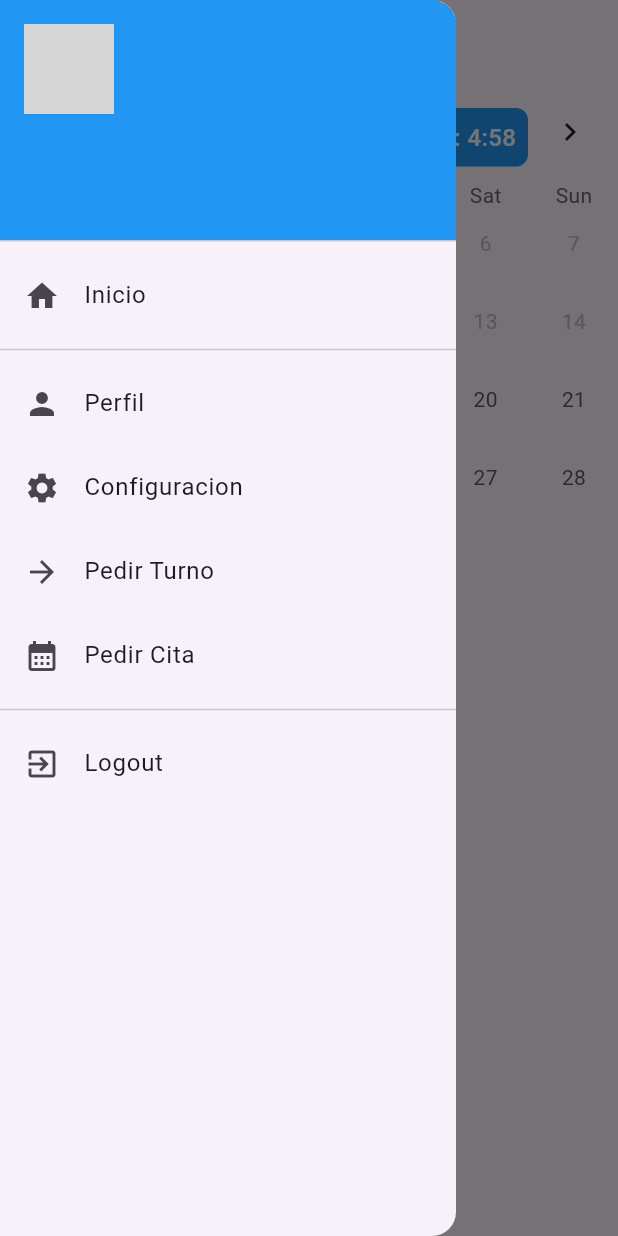
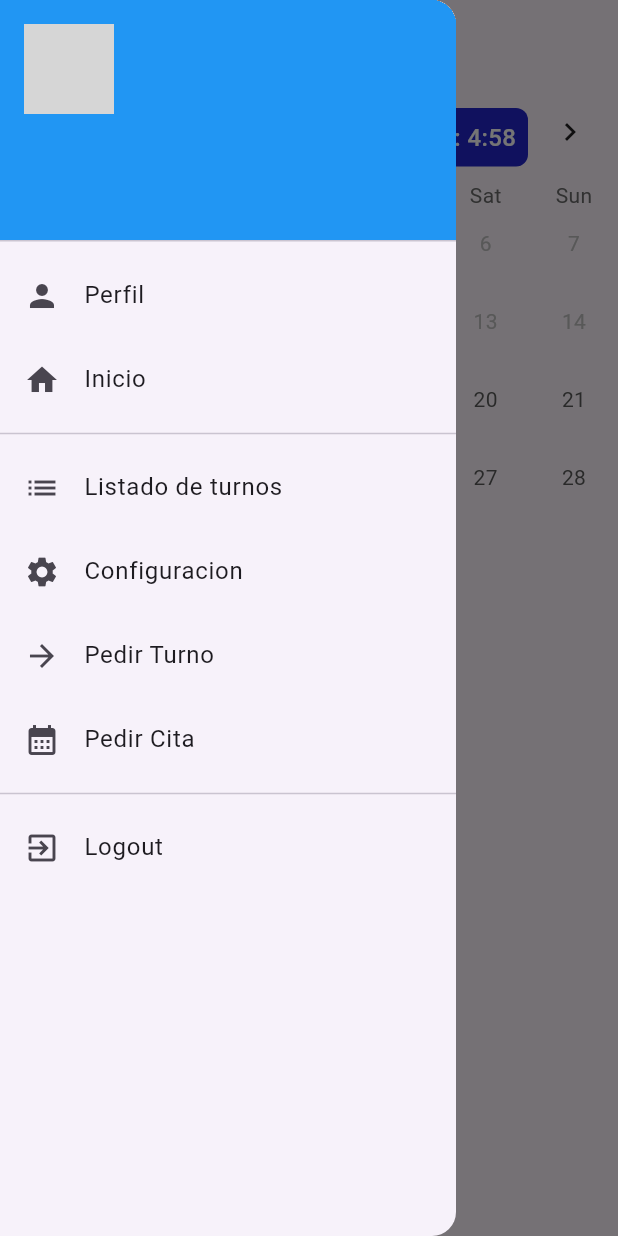
Before and after one commit to EduardoCong/TurnosAmerisa, a Flutter app: the Calendar screen opened by its route, with the side drawer open, on a phone screen of 412 x 824 dp. Run offline on Flutter 3.47's test engine with Material 3 defaults, Android fonts, the phone set to English and light mode, and no system bars; drawn by our look-alikes of table_calendar; our stand-ins replace awesome_dialog, device_info_plus, firebase_core, firebase_messaging, flutter_rating_bar, shared_preferences; accounts and stored records are empty; network calls fail; grey boxes are pictures that could not be loaded.

Commit message:
'listaturnodone'

```diff
--- a/lib/main.dart
+++ b/lib/main.dart
@@ -3,6 +3,7 @@ import 'package:provider/provider.dart';
 import 'package:shared_preferences/shared_preferences.dart';
 import 'package:turnos_amerisa/api/firebase_api.dart';
 import 'package:turnos_amerisa/firebase_options.dart';
+import 'package:turnos_amerisa/model/turnos.dart';
 import 'package:turnos_amerisa/pages/calendar/calendar_screen.dart';
 import 'package:turnos_amerisa/pages/home/config_drawer.dart';
 import 'package:turnos_amerisa/pages/home/home_screen.dart';
@@ -18,6 +19,7 @@ import 'package:turnos_amerisa/services/ver_turnos_service.dart';
 
   void main() async {
     WidgetsFlutterBinding.ensureInitialized();
+    await FirebaseApi().getDeviceId();
     // await Firebase.initializeApp(options: DefaultFirebaseOptions.currentPlatform);
     // await FirebaseApi().initNotifications();
     runApp(MyApp());
@@ -43,7 +45,7 @@ import 'package:turnos_amerisa/services/ver_turnos_service.dart';
               darkTheme: notifier.isDark? notifier.darkTheme : notifier.lightTheme,
               theme: notifier.lightTheme,
               title: 'Flutter Demo',
-              initialRoute: '/',
+              // initialRoute: '/',
               routes: {
                 '/': (context) => SplashScreen(),
                 '/login': (context) => SignInScreen(),
@@ -54,6 +56,7 @@ import 'package:turnos_amerisa/services/ver_turnos_service.dart';
                 '/turno': (context) => GenerarTurnoView(),
                 '/vercita': (context) => CitaQueueScreen(),
                 '/config': (context) => ConfiguracionView(),
+                '/listurno': (context) => TurnosVer()
               },
             );
           },
--- a/lib/pages/home/drawer_screen.dart
+++ b/lib/pages/home/drawer_screen.dart
@@ -5,7 +5,7 @@ import 'package:turnos_amerisa/model/sharedPreferences.dart';
 
 
 class CustomDrawer extends StatefulWidget {
-  const CustomDrawer({super.key});
+ CustomDrawer({super.key});
 
   @override
   State<CustomDrawer> createState() => _CustomDrawerState();
@@ -39,13 +39,14 @@ class _CustomDrawerState extends State<CustomDrawer> {
         padding: EdgeInsets.zero,
         children: [
           drawer(),
+          profiletitle(context),
           hometitle(context),
-          const Divider(),
-          profiletitle(context),
+         Divider(),
+          listTurnos(context),
           configMode(context),
           pedirTurno(context),
           pedirCita(context),
-          const Divider(),
+         Divider(),
           logouttitle(context)
         ],
       ),
@@ -80,17 +81,17 @@ class _CustomDrawerState extends State<CustomDrawer> {
 
   Widget logouttitle(BuildContext context){
     return ListTile(
-      title: const Text('Logout'),
-      leading: const Icon(Icons.exit_to_app),
+      title: Text('Logout'),
+      leading: Icon(Icons.exit_to_app),
       onTap: () async {
         AwesomeDialog(context: context,
             dialogType: DialogType.warning,
-            borderSide: const BorderSide(
+            borderSide: BorderSide(
               color: Colors.blue,
               width: 2,
             ),
             width: 280,
-            buttonsBorderRadius: const BorderRadius.all(
+            buttonsBorderRadius: BorderRadius.all(
               Radius.circular(2),
             ),
             dismissOnTouchOutside: true,
@@ -101,7 +102,7 @@ class _CustomDrawerState extends State<CustomDrawer> {
             headerAnimationLoop: false,
             animType: AnimType.topSlide,
             title: '¿Estas seguro que deseas salir de la sesion?',
-            descTextStyle: const TextStyle(color: Colors.green, fontSize: 18),
+            descTextStyle: TextStyle(color: Colors.green, fontSize: 18),
             btnOkText: 'Si',
             btnOkOnPress: () async {
               Navigator.of(context).pushReplacementNamed('/');
@@ -124,8 +125,8 @@ class _CustomDrawerState extends State<CustomDrawer> {
 
   Widget pedirCita(BuildContext context){
     return ListTile(
-      title: const Text('Pedir Cita'),
-      leading: const Icon(Icons.calendar_month_sharp),
+      title: Text('Pedir Cita'),
+      leading: Icon(Icons.calendar_month_sharp),
       onTap: () {
         if (ModalRoute.of(context)?.settings.name != '/calendario') {
           Navigator.of(context).pushReplacementNamed('/calendario');
@@ -138,8 +139,8 @@ class _CustomDrawerState extends State<CustomDrawer> {
 
   Widget pedirTurno(BuildContext context){
     return ListTile(
-      title: const Text('Pedir Turno'),
-      leading: const Icon(Icons.arrow_forward),
+      title: Text('Pedir Turno'),
+      leading: Icon(Icons.arrow_forward),
       onTap: () {
          if (ModalRoute.of(context)?.settings.name != '/turno') {
           Navigator.of(context).pushReplacementNamed('/turno');
@@ -150,10 +151,24 @@ class _CustomDrawerState extends State<CustomDrawer> {
     );
   }
 
+  Widget listTurnos(BuildContext context){
+    return ListTile(
+      title: Text('Listado de turnos'),
+      leading: Icon(Icons.list),
+      onTap: () {
+        if (ModalRoute.of(context)?.settings.name != '/listurno') {
+          Navigator.of(context).pushReplacementNamed('/listurno');
+        }else{
+          Navigator.pop(context);
+        }
+      },
+    );
+  }
+
   Widget configMode(BuildContext context){
     return ListTile(
-      title: const Text('Configuracion'),
-      leading: const Icon(Icons.settings),
+      title: Text('Configuracion'),
+      leading: Icon(Icons.settings),
       onTap: () {
         if (ModalRoute.of(context)?.settings.name != '/config') {
           Navigator.of(context).pushReplacementNamed('/config');
@@ -166,8 +181,8 @@ class _CustomDrawerState extends State<CustomDrawer> {
 
   Widget profiletitle(BuildContext context){
     return ListTile(
-      title: const Text('Perfil'),
-      leading: const Icon(Icons.person),
+      title: Text('Perfil'),
+      leading: Icon(Icons.person),
       onTap: () {
         Navigator.pop(context);
       },
@@ -176,8 +191,8 @@ class _CustomDrawerState extends State<CustomDrawer> {
 
   Widget hometitle(BuildContext context){
     return ListTile(
-      title: const Text('Inicio'),
-      leading: const Icon(Icons.home),
+      title: Text('Inicio'),
+      leading: Icon(Icons.home),
       onTap: () {
         if (ModalRoute.of(context)?.settings.name != '/home') {
           Navigator.of(context).pushReplacementNamed('/home');
--- a/lib/services/login_service.dart
+++ b/lib/services/login_service.dart
@@ -24,7 +24,8 @@
         final String segundoNombre = responseData['segundo nombre'];
         final String apellido = responseData['apellido'];
         final String segundoApellido = responseData['segundo apellido'];
-        final int idCliente = responseData['id'];
+        print(responseData);
+        // final String idCliente = responseData['id'];
         if (codigo == 0) {
           print('Inicio de sesión exitoso: $mensaje');
 
@@ -35,7 +36,7 @@
           await prefs.setString('segundoApellido', segundoApellido);
           await prefs.setString('numeroCliente', usuario);
           await prefs.setString('password', password);
-          await prefs.setInt('idCliente', idCliente);
+          // await prefs.setString('idCliente', idCliente);
 
           return true;
 
--- a/lib/services/registrar_dispositivo_service.dart
+++ b/lib/services/registrar_dispositivo_service.dart
@@ -2,7 +2,7 @@ import 'package:http/http.dart' as http;
 import 'dart:convert';
 
 void registrarDispositivo(int clienteId, String tokenDispositivo, String plataforma) async {
-  String url = 'http://192.168.1.83:80/models/model_gestionar_dispositivo.php';
+  String url = 'http://192.168.1.83/models/registrar_dispositivo.php';
 
   Map<String, String> body = {
     'accion': 'RegistrarDispositivo',
@@ -10,6 +10,7 @@ void registrarDispositivo(int clienteId, String tokenDispositivo, String platafo
     'token_dispositivo': tokenDispositivo,
     'plataforma': plataforma,
   };
+
 
   try {
     var response = await http.post(Uri.parse(url), body: body);
--- a/lib/services/turno_actual_service.dart
+++ b/lib/services/turno_actual_service.dart
@@ -2,7 +2,7 @@ import 'package:http/http.dart' as http;
 
 class TurnoScreen {
   final String apiUrl =
-      'http://192.168.1.83:80/models/model_gestionar_turno.php';
+      'http://192.168.1.83/models/registrar_dispositivo.php';
 
   Future<String> obtenerTurnoCarga() async {
     try {
--- a/pubspec.yaml
+++ b/pubspec.yaml
@@ -27,6 +27,7 @@ dependencies:
   firebase_core:
   firebase_messaging:
   provider: ^6.1.2
+  device_info_plus: ^10.1.0
 
 dev_dependencies:
   flutter_test:
```
Also changed, not shown: lib/api/firebase_api.dart (+23 -7 lines), lib/model/turno_data.dart (deleted, +0 -14 lines), lib/model/turnos.dart (+145 -0 lines), lib/pages/calendar/calendar_screen.dart (+40 -26 lines), pubspec.lock, 1 other file.
